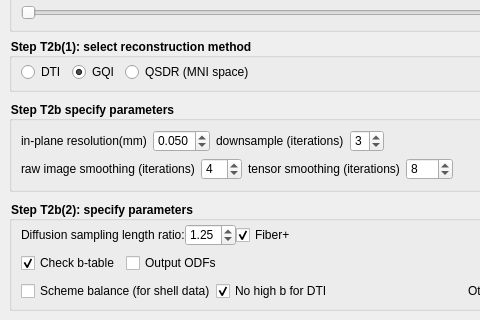
frankyeh/DSI-Studio, file reconstruction/reconstruction_window.ui: the form before one commit; both pictures show x 0 to 480 and y 386 to 706 of the 848 by 706 pixel window.
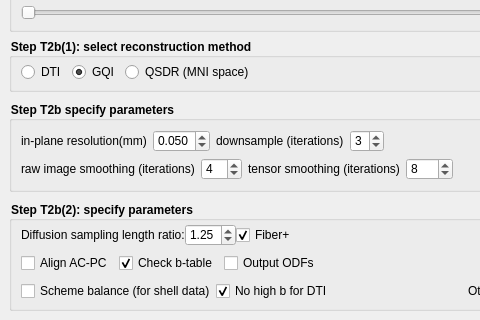
The form after the commit. Icons and pictures are not drawn.

Diff of the .ui file:
```diff
--- a/reconstruction/reconstruction_window.ui
+++ b/reconstruction/reconstruction_window.ui
@@ -928,6 +928,13 @@
                </item>
                <item>
                 <layout class="QHBoxLayout" name="horizontalLayout_4">
+                 <item>
+                  <widget class="QCheckBox" name="align_acpc">
+                   <property name="text">
+                    <string>Align AC-PC</string>
+                   </property>
+                  </widget>
+                 </item>
                  <item>
                   <widget class="QCheckBox" name="check_btable">
                    <property name="statusTip">
```
